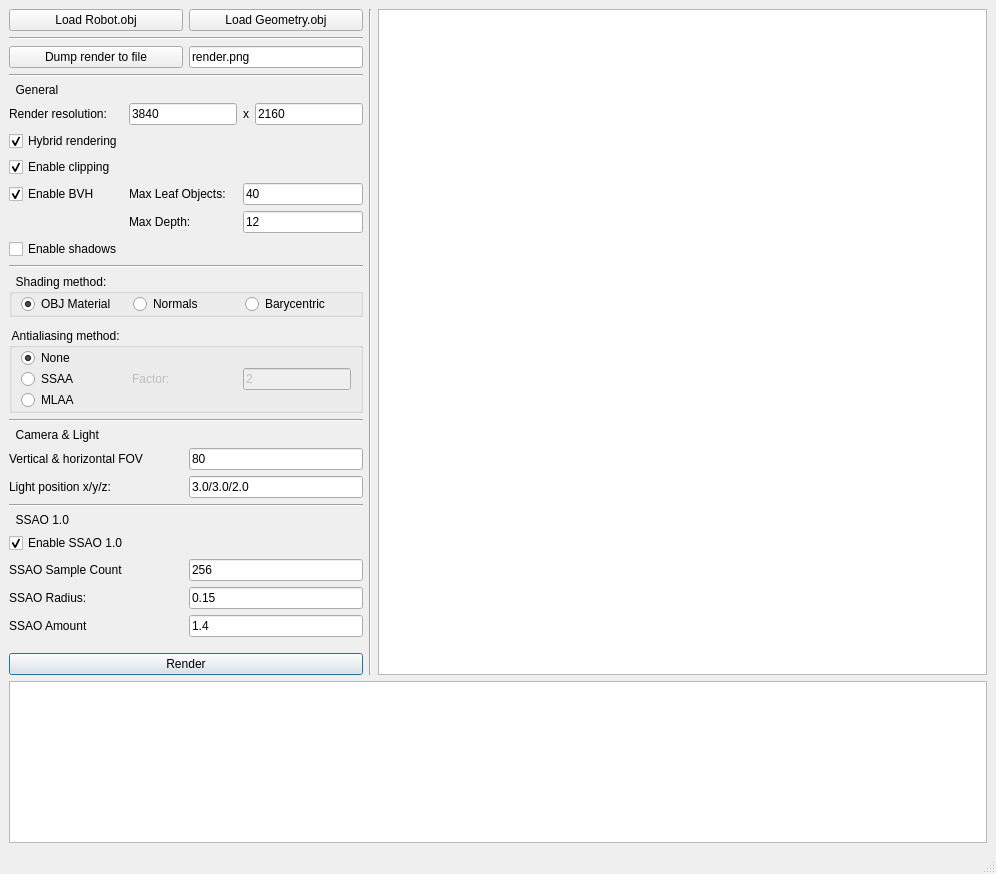
Above: tp2/projets/QT/mainwindow.ui from TomClabault/RayTracerCPP before the change. Below: the same form after it.
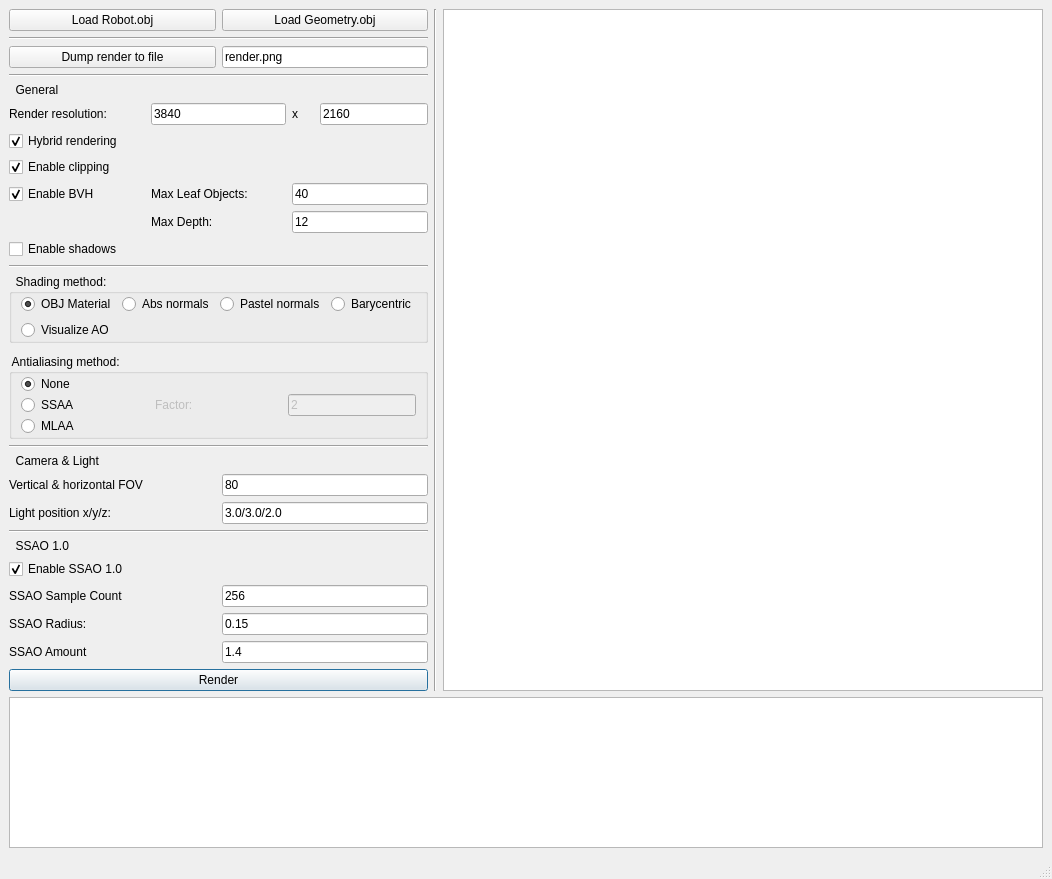
That is the form after the change.

Commit message: Struct RenderSettings::ShadingMethod. Added visualize AO and pastel normals shading options.

```diff
--- a/tp2/projets/QT/mainwindow.ui
+++ b/tp2/projets/QT/mainwindow.ui
@@ -7,7 +7,7 @@
     <x>0</x>
     <y>0</y>
     <width>996</width>
-    <height>874</height>
+    <height>879</height>
    </rect>
   </property>
   <property name="windowTitle">
@@ -300,13 +300,27 @@
           <property name="title">
            <string>  Shading method:</string>
           </property>
-          <layout class="QGridLayout" name="gridLayout_3" columnstretch="0,0,0">
+          <layout class="QGridLayout" name="gridLayout_3" columnstretch="0,0,0,0,0">
            <property name="topMargin">
             <number>0</number>
            </property>
            <property name="bottomMargin">
             <number>0</number>
            </property>
+           <item row="0" column="3">
+            <widget class="QRadioButton" name="shade_barycentric_radio_button">
+             <property name="text">
+              <string>Barycentric</string>
+             </property>
+            </widget>
+           </item>
+           <item row="0" column="1">
+            <widget class="QRadioButton" name="shade_abs_normals_radio_button">
+             <property name="text">
+              <string>Abs normals</string>
+             </property>
+            </widget>
+           </item>
            <item row="0" column="0">
             <widget class="QRadioButton" name="shade_obj_material_radio_button">
              <property name="text">
@@ -317,20 +331,20 @@
              </property>
             </widget>
            </item>
-           <item row="0" column="1">
-            <widget class="QRadioButton" name="shade_normals_radio_button">
+           <item row="0" column="2">
+            <widget class="QRadioButton" name="shade_pastels_normals_radio_button">
              <property name="text">
-              <string>Normals</string>
+              <string>Pastel normals</string>
              </property>
              <property name="checked">
               <bool>false</bool>
              </property>
             </widget>
            </item>
-           <item row="0" column="2">
-            <widget class="QRadioButton" name="shade_barycentric_radio_button">
+           <item row="1" column="0">
+            <widget class="QRadioButton" name="shade_visualize_ao_radio_button">
              <property name="text">
-              <string>Barycentric</string>
+              <string>Visualize AO</string>
              </property>
             </widget>
            </item>
```
The commit also changes 7 other files.
